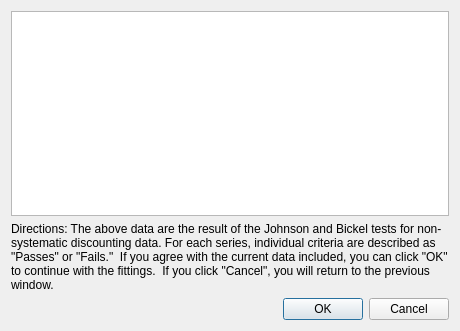
Qt form systematicchekdialog.ui (miyamot0/ModelSelectorQt) before a commit.
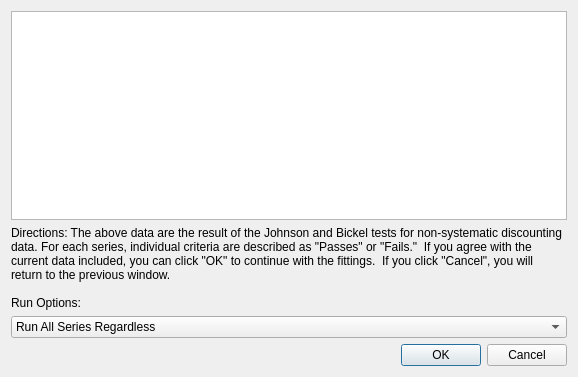
The same form after that commit.

Commit message: Cleanup methods for showing the Johnson/Bickel test and how to respond to that data

What changed in the file:
```diff
--- a/systematicchekdialog.ui
+++ b/systematicchekdialog.ui
@@ -6,14 +6,17 @@
    <rect>
     <x>0</x>
     <y>0</y>
-    <width>460</width>
-    <height>331</height>
+    <width>578</width>
+    <height>377</height>
    </rect>
   </property>
   <property name="windowTitle">
    <string>Johnson Bickel Test</string>
   </property>
   <layout class="QVBoxLayout" name="verticalLayout">
+   <property name="sizeConstraint">
+    <enum>QLayout::SetDefaultConstraint</enum>
+   </property>
    <item>
     <widget class="QTableWidget" name="tableWidget">
      <property name="sizePolicy">
@@ -26,7 +29,7 @@
       <enum>Qt::ScrollBarAlwaysOff</enum>
      </property>
      <property name="sizeAdjustPolicy">
-      <enum>QAbstractScrollArea::AdjustToContents</enum>
+      <enum>QAbstractScrollArea::AdjustIgnored</enum>
      </property>
      <property name="columnCount">
       <number>0</number>
@@ -36,13 +39,34 @@
    <item>
     <widget class="QLabel" name="label">
      <property name="text">
-      <string>Directions: The above data are the result of the Johnson and Bickel tests for non-systematic discounting data. For each series, individual criteria are described as &quot;Passes&quot; or &quot;Fails.&quot;  If you agree with the current data included, you can click &quot;OK&quot; to continue with the fittings.  If you click &quot;Cancel&quot;, you will return to the previous window.</string>
+      <string>Directions: The above data are the result of the Johnson and Bickel tests for non-systematic discounting data. For each series, individual criteria are described as &quot;Passes&quot; or &quot;Fails.&quot;  If you agree with the current data included, you can click &quot;OK&quot; to continue with the fittings.  If you click &quot;Cancel&quot;, you will return to the previous window.
+
+Run Options:</string>
      </property>
      <property name="wordWrap">
       <bool>true</bool>
      </property>
     </widget>
    </item>
+   <item>
+    <widget class="QComboBox" name="comboBox">
+     <item>
+      <property name="text">
+       <string>Run All Series Regardless</string>
+      </property>
+     </item>
+     <item>
+      <property name="text">
+       <string>Run All Passing Series</string>
+      </property>
+     </item>
+     <item>
+      <property name="text">
+       <string>Run Selected Only</string>
+      </property>
+     </item>
+    </widget>
+   </item>
    <item>
     <widget class="QDialogButtonBox" name="buttonBox">
      <property name="orientation">
```
The commit also changes 5 other files.
